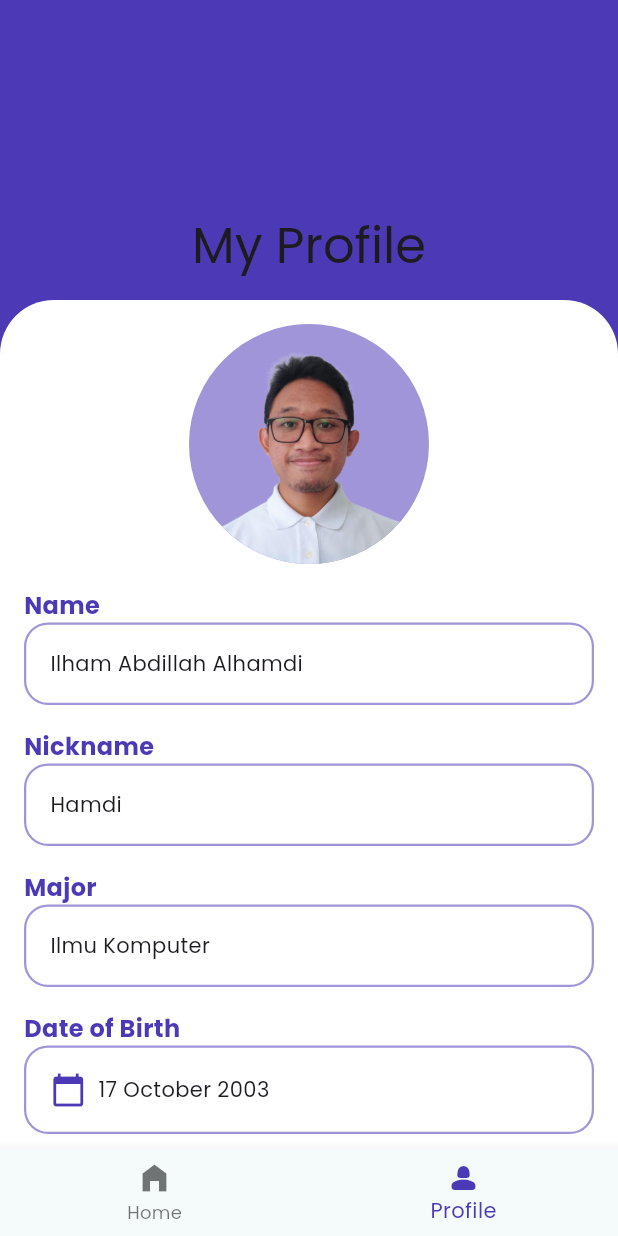
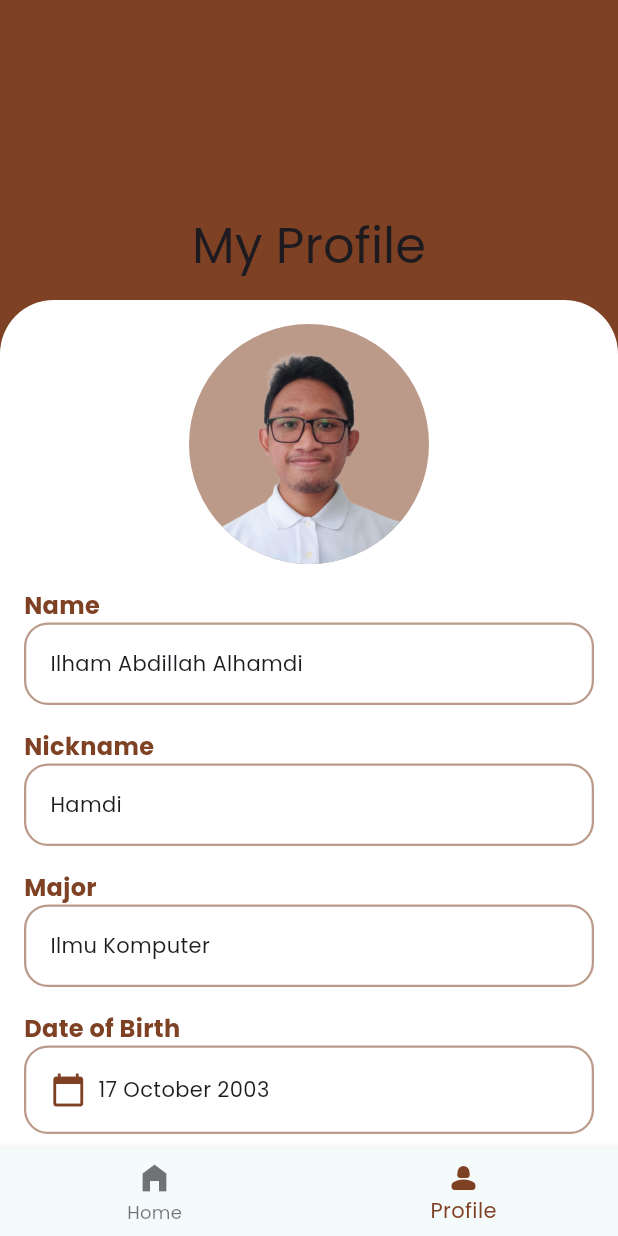
Before and after one commit to ilhamelhamdi/tasky, a Flutter app: the screen it shows after launch, item 2 of the bottom bar chosen, on a phone screen of 412 x 824 dp. Run offline on Flutter 3.47's test engine with Material 3 defaults, Android fonts, the phone set to English and light mode, and no system bars; our stand-ins replace get_it, google_fonts, hive, hive_flutter; accounts and stored records are empty.

Commit message:
feat: change color theme

```diff
--- a/lib/main.dart
+++ b/lib/main.dart
@@ -23,8 +23,8 @@ class MyApp extends StatelessWidget {
         textTheme: GoogleFonts.poppinsTextTheme(Theme.of(context).textTheme),
         colorScheme: ColorScheme.fromSeed(
             seedColor: Colors.white,
-            primary: const Color(0xff4c39b5),
-            secondary: const Color(0x884c39b5),
+            primary: const Color(0xff7f4123),
+            secondary: const Color(0x887f4123),
             surfaceTint: Colors.transparent),
         useMaterial3: true,
       ),
```
